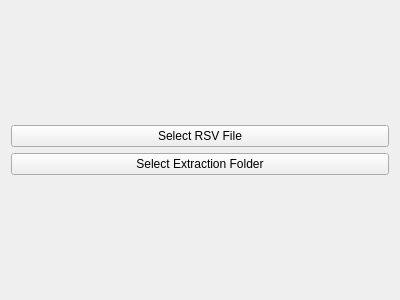
The window that RetroEDv2/tools/rsvtool.ui (RSDKModding/RetroED) describes before a commit, drawn with Qt 5.
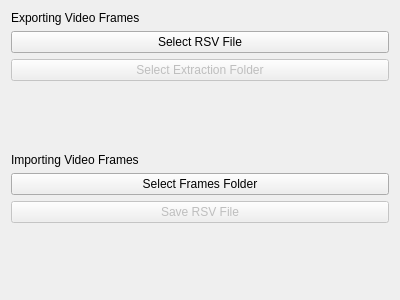
The same window after the commit.

```diff
--- a/RetroEDv2/tools/rsvtool.ui
+++ b/RetroEDv2/tools/rsvtool.ui
@@ -14,8 +14,8 @@
    <string>Form</string>
   </property>
   <layout class="QGridLayout" name="gridLayout">
-   <item row="0" column="0">
-    <spacer name="verticalSpacer">
+   <item row="5" column="0">
+    <spacer name="verticalSpacer_2">
      <property name="orientation">
       <enum>Qt::Vertical</enum>
      </property>
@@ -27,22 +27,56 @@
      </property>
     </spacer>
    </item>
+   <item row="6" column="0">
+    <widget class="QLabel" name="label_2">
+     <property name="text">
+      <string>Importing Video Frames</string>
+     </property>
+    </widget>
+   </item>
    <item row="1" column="0">
-    <widget class="QPushButton" name="selRSV">
+    <widget class="QLabel" name="label">
      <property name="text">
-      <string>Select RSV File</string>
+      <string>Exporting Video Frames</string>
      </property>
     </widget>
    </item>
-   <item row="2" column="0">
+   <item row="7" column="0">
+    <widget class="QPushButton" name="selFrames">
+     <property name="text">
+      <string>Select Frames Folder</string>
+     </property>
+    </widget>
+   </item>
+   <item row="3" column="0">
     <widget class="QPushButton" name="selExtractFolder">
+     <property name="enabled">
+      <bool>false</bool>
+     </property>
      <property name="text">
       <string>Select Extraction Folder</string>
      </property>
     </widget>
    </item>
-   <item row="3" column="0">
-    <spacer name="verticalSpacer_2">
+   <item row="8" column="0">
+    <widget class="QPushButton" name="saveRSV">
+     <property name="enabled">
+      <bool>false</bool>
+     </property>
+     <property name="text">
+      <string>Save RSV File</string>
+     </property>
+    </widget>
+   </item>
+   <item row="2" column="0">
+    <widget class="QPushButton" name="selRSV">
+     <property name="text">
+      <string>Select RSV File</string>
+     </property>
+    </widget>
+   </item>
+   <item row="9" column="0">
+    <spacer name="verticalSpacer">
      <property name="orientation">
       <enum>Qt::Vertical</enum>
      </property>
```
